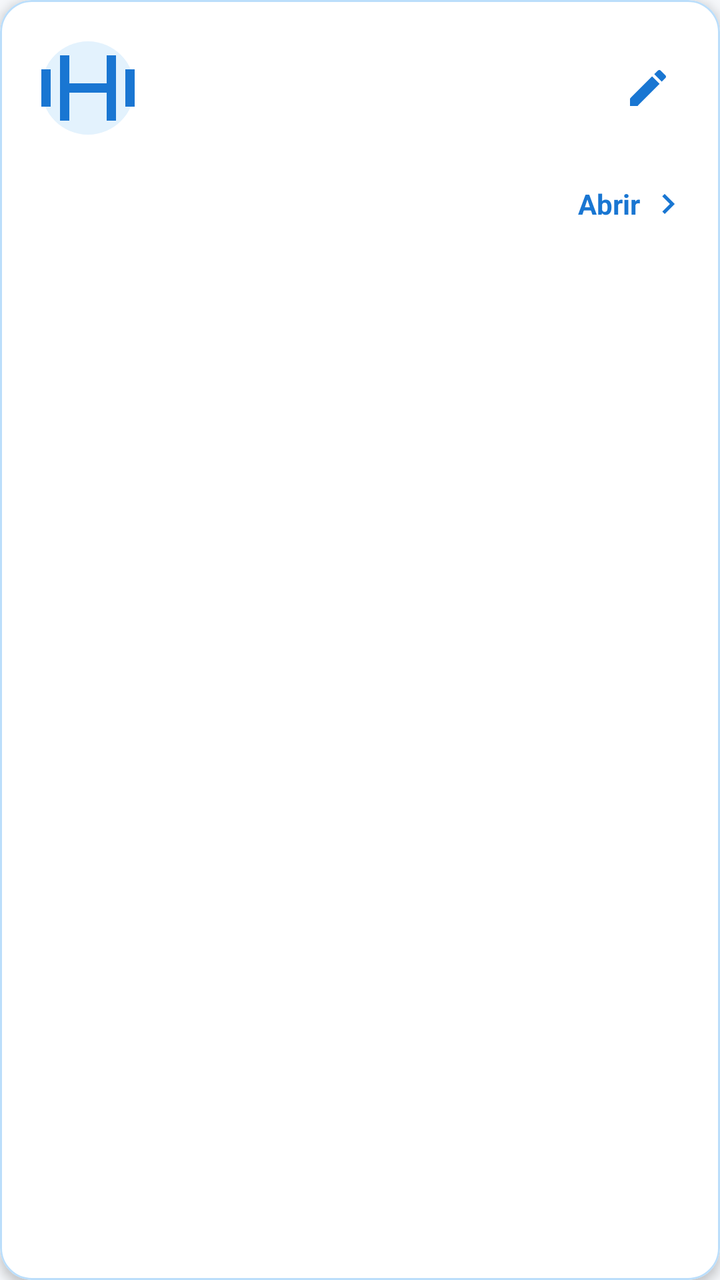
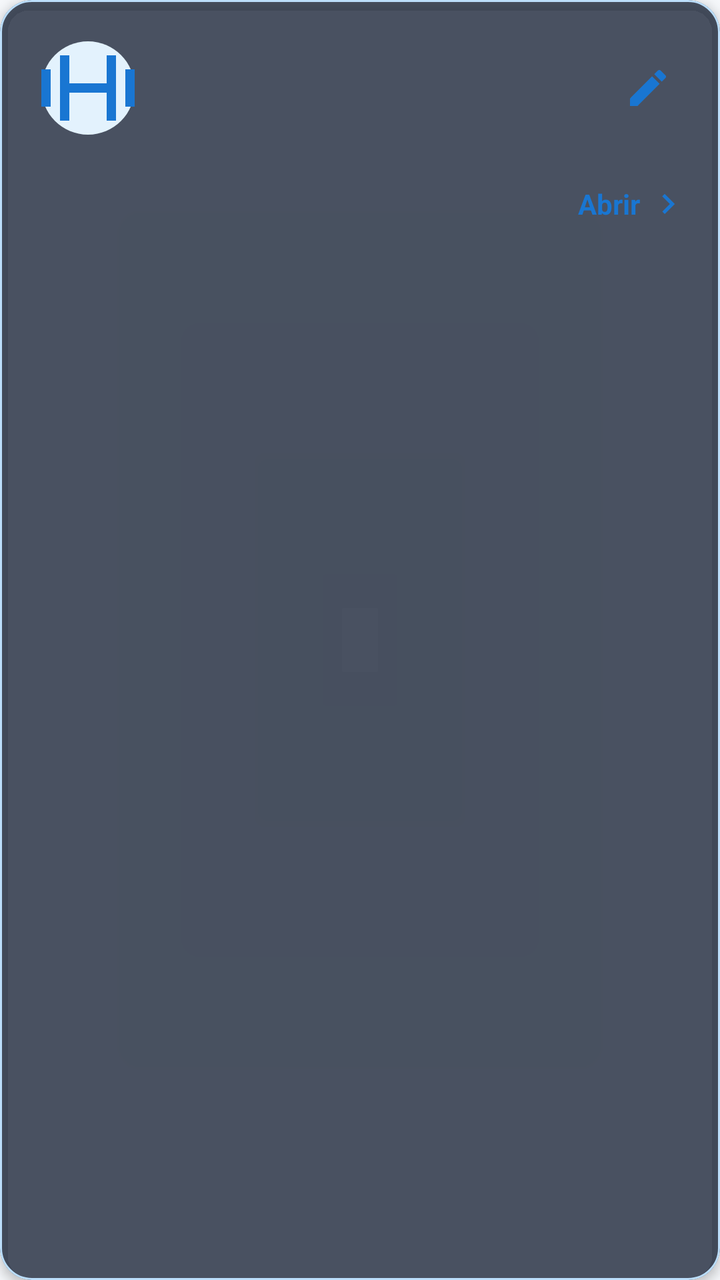

The first picture is an Android layout as it rendered before a commit; the second is the same layout after the commit. The layout source and the unified diff follow.
<!-- AndroidManifest.xml: application theme Theme.KobasGYM -->
<!-- res/layout/item_exercise.xml -->
<?xml version="1.0" encoding="utf-8"?>
<com.google.android.material.card.MaterialCardView xmlns:android="http://schemas.android.com/apk/res/android"
    xmlns:app="http://schemas.android.com/apk/res-auto"
    android:layout_width="match_parent"
    android:layout_height="wrap_content"
    android:layout_marginStart="16dp"
    android:layout_marginEnd="16dp"
    android:layout_marginTop="8dp"
    android:layout_marginBottom="8dp"
    android:clickable="true"
    android:focusable="true"
    app:cardCornerRadius="16dp"
    app:cardElevation="3dp"
    app:cardBackgroundColor="@color/surface_white"
    app:strokeColor="@color/blue_primary_light"
    app:strokeWidth="1dp">

    <LinearLayout
        android:layout_width="match_parent"
        android:layout_height="wrap_content"
        android:orientation="vertical"
        android:padding="16dp">

        <LinearLayout
            android:layout_width="match_parent"
            android:layout_height="wrap_content"
            android:orientation="horizontal"
            android:gravity="center_vertical">

            <ImageView
                android:id="@+id/ivExerciseImage"
                android:layout_width="56dp"
                android:layout_height="56dp"
                android:scaleType="fitCenter"
                android:src="@drawable/image_placeholder"
                android:contentDescription="@null" />

            <LinearLayout
                android:layout_width="0dp"
                android:layout_height="wrap_content"
                android:layout_weight="1"
                android:layout_marginStart="12dp"
                android:layout_marginEnd="8dp"
                android:orientation="vertical">

                <TextView
                    android:id="@+id/tvExerciseName"
                    android:layout_width="wrap_content"
                    android:layout_height="wrap_content"
                    android:textSize="18sp"
                    android:textStyle="bold"
                    android:textColor="@color/text_primary" />

                <TextView
                    android:id="@+id/tvExtraBadge"
                    android:layout_width="wrap_content"
                    android:layout_height="wrap_content"
                    android:layout_marginTop="4dp"
                    android:text="@string/text_extra_badge"
                    android:textSize="11sp"
                    android:textStyle="bold"
                    android:textColor="@color/white"
                    android:background="@color/blue_primary"
                    android:paddingStart="8dp"
                    android:paddingEnd="8dp"
                    android:paddingTop="2dp"
                    android:paddingBottom="2dp"
                    android:visibility="gone" />

            </LinearLayout>

            <ImageButton
                android:id="@+id/btnEditExercise"
                android:layout_width="40dp"
                android:layout_height="40dp"
                android:background="?attr/selectableItemBackgroundBorderless"
                android:src="@drawable/ic_edit"
                app:tint="@color/blue_primary"
                android:contentDescription="@string/action_edit" />

        </LinearLayout>

        <LinearLayout
            android:layout_width="match_parent"
            android:layout_height="wrap_content"
            android:layout_marginTop="12dp"
            android:orientation="horizontal"
            android:gravity="center_vertical">

            <LinearLayout
                android:layout_width="0dp"
                android:layout_height="wrap_content"
                android:layout_weight="1"
                android:orientation="vertical">

                <TextView
                    android:id="@+id/tvVariationsCount"
                    android:layout_width="wrap_content"
                    android:layout_height="wrap_content"
                    android:textSize="13sp"
                    android:textStyle="bold"
                    android:textColor="@color/blue_primary_dark" />

                <TextView
                    android:id="@+id/tvSetsRepsSummary"
                    android:layout_width="wrap_content"
                    android:layout_height="wrap_content"
                    android:layout_marginTop="2dp"
                    android:textSize="12sp"
                    android:textColor="@color/text_secondary" />

            </LinearLayout>

            <TextView
                android:layout_width="wrap_content"
                android:layout_height="wrap_content"
                android:text="@string/action_open"
                android:textSize="14sp"
                android:textStyle="bold"
                android:textColor="@color/blue_primary"
                android:layout_marginEnd="4dp" />

            <ImageView
                android:layout_width="20dp"
                android:layout_height="20dp"
                android:src="@drawable/ic_chevron_right"
                app:tint="@color/blue_primary"
                android:contentDescription="@null" />

        </LinearLayout>

    </LinearLayout>
</com.google.android.material.card.MaterialCardView>
<!-- resources referenced by this layout -->
<resources>
  <color name="blue_primary">#1976D2</color>
  <color name="blue_primary_dark">#0D47A1</color>
  <color name="blue_primary_light">#BBDEFB</color>
  <color name="surface_white">#FFFFFF</color>
  <color name="text_primary">#212121</color>
  <color name="text_secondary">#666666</color>
  <color name="white">#FFFFFFFF</color>
  <!-- drawable ic_chevron_right (drawable) -->
  <vector xmlns:android="http://schemas.android.com/apk/res/android"
      android:width="24dp"
      android:height="24dp"
      android:viewportWidth="24"
      android:viewportHeight="24">
      <path
          android:fillColor="#1976D2"
          android:pathData="M10,6L8.59,7.41 13.17,12l-4.58,4.59L10,18l6,-6z"/>
  </vector>
  <!-- drawable ic_edit (drawable) -->
  <vector xmlns:android="http://schemas.android.com/apk/res/android"
      android:width="24dp"
      android:height="24dp"
      android:viewportWidth="24"
      android:viewportHeight="24">
      <path
          android:fillColor="#1976D2"
          android:pathData="M3,17.25V21h3.75L17.81,9.94l-3.75,-3.75L3,17.25zM20.71,7.04c0.39,-0.39 0.39,-1.02 0,-1.41l-2.34,-2.34c,-0.39,-0.39 -1.02,-0.39 -1.41,0l-1.83,1.83 3.75,3.75 1.83,-1.83z"/>
  </vector>
  <!-- drawable image_placeholder (drawable) -->
  <vector xmlns:android="http://schemas.android.com/apk/res/android"
      android:width="100dp"
      android:height="100dp"
      android:viewportWidth="24"
      android:viewportHeight="24">
      <path
          android:fillColor="#E3F2FD"
          android:pathData="M12,2C6.48,2 2,6.48 2,12s4.48,10 10,10 10,-4.48 10,-10S17.52,2 12,2z"/>
      <path
          android:fillColor="#1976D2"
          android:pathData="M6,5h2v14H6zM16,5h2v14h-2zM2,8h2v8H2zM20,8h2v8h-2zM8,11h8v2H8z"/>
  </vector>
  <string name="action_edit">Editar</string>
  <string name="action_open">Abrir</string>
  <string name="text_extra_badge">EXTRA</string>
  <style name="Theme.KobasGYM" parent="Theme.MaterialComponents.DayNight.NoActionBar">
          
          <item name="colorPrimary">@color/blue_primary</item>
          <item name="colorPrimaryVariant">@color/blue_primary_dark</item>
          <item name="colorOnPrimary">@color/white</item>
          
          <item name="colorSecondary">@color/blue_accent</item>
          <item name="colorSecondaryVariant">@color/blue_primary_dark</item>
          <item name="colorOnSecondary">@color/white</item>
          
          <item name="android:statusBarColor">@color/blue_primary_dark</item>
          
          <item name="android:windowBackground">@color/background_light</item>
      </style>
  <color name="blue_accent">#2196F3</color>
  <color name="background_light">#F5F7FA</color>
</resources>

<!-- the commit's change to res/layout/item_exercise.xml (unified diff, before → after) -->
@@ -11,7 +11,7 @@
     android:focusable="true"
     app:cardCornerRadius="16dp"
     app:cardElevation="3dp"
-    app:cardBackgroundColor="@color/surface_white"
+    app:cardBackgroundColor="#CC1E293B"
     app:strokeColor="@color/blue_primary_light"
     app:strokeWidth="1dp">
 
@@ -49,7 +49,7 @@
                     android:layout_height="wrap_content"
                     android:textSize="18sp"
                     android:textStyle="bold"
-                    android:textColor="@color/text_primary" />
+                    android:textColor="@color/white" />
 
                 <TextView
                     android:id="@+id/tvExtraBadge"
@@ -99,7 +99,7 @@
                     android:layout_height="wrap_content"
                     android:textSize="13sp"
                     android:textStyle="bold"
-                    android:textColor="@color/blue_primary_dark" />
+                    android:textColor="@color/blue_primary_light" />
 
                 <TextView
                     android:id="@+id/tvSetsRepsSummary"
@@ -107,7 +107,7 @@
                     android:layout_height="wrap_content"
                     android:layout_marginTop="2dp"
                     android:textSize="12sp"
-                    android:textColor="@color/text_secondary" />
+                    android:textColor="#E0E0E0" />
 
             </LinearLayout>
 
<!-- resource entries referenced after the edit -->
@@ -3,9 +3,6 @@
   <color name="blue_primary">#1976D2</color>
   <color name="blue_primary_dark">#0D47A1</color>
   <color name="blue_primary_light">#BBDEFB</color>
-  <color name="surface_white">#FFFFFF</color>
-  <color name="text_primary">#212121</color>
-  <color name="text_secondary">#666666</color>
   <color name="white">#FFFFFFFF</color>
   <!-- drawable ic_chevron_right (drawable) -->
   <vector xmlns:android="http://schemas.android.com/apk/res/android"
